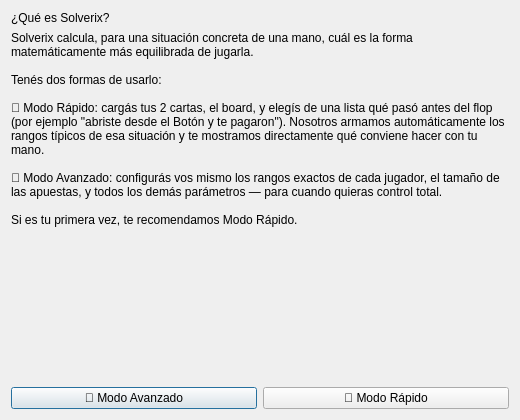
This is welcomedialog.ui in NicolasTu-dev/NicoSolver as Qt 5 draws it before an edit. The edited form follows.
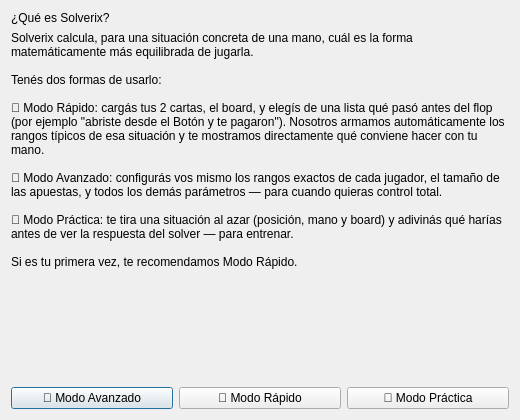
This is the edited form.

Commit message: Add más posiciones a Modo Rápido, explicaciones, Modo Práctica, export/glosario y sombras

Patch:
```diff
--- a/welcomedialog.ui
+++ b/welcomedialog.ui
@@ -35,6 +35,8 @@
 
 🔧 Modo Avanzado: configurás vos mismo los rangos exactos de cada jugador, el tamaño de las apuestas, y todos los demás parámetros — para cuando quieras control total.
 
+🎯 Modo Práctica: te tira una situación al azar (posición, mano y board) y adivinás qué harías antes de ver la respuesta del solver — para entrenar.
+
 Si es tu primera vez, te recomendamos Modo Rápido.</string>
      </property>
     </widget>
@@ -68,6 +70,13 @@
        </property>
       </widget>
      </item>
+     <item>
+      <widget class="QPushButton" name="practiceButton">
+       <property name="text">
+        <string>🎯 Modo Práctica</string>
+       </property>
+      </widget>
+     </item>
     </layout>
    </item>
   </layout>
```
The commit also changes 8 other files.
